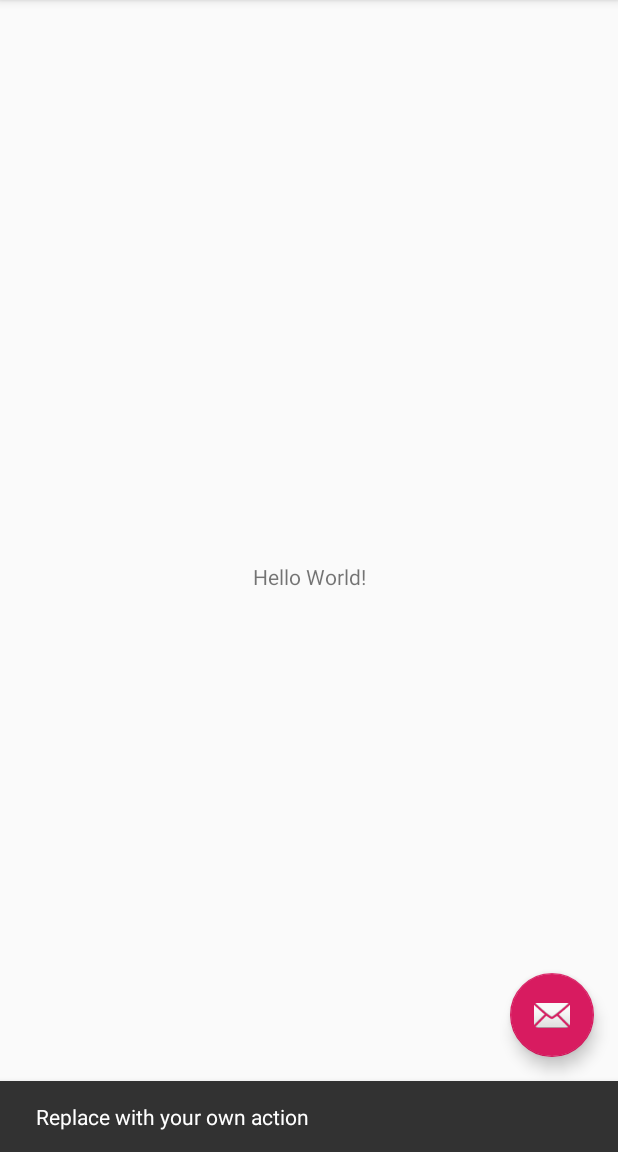
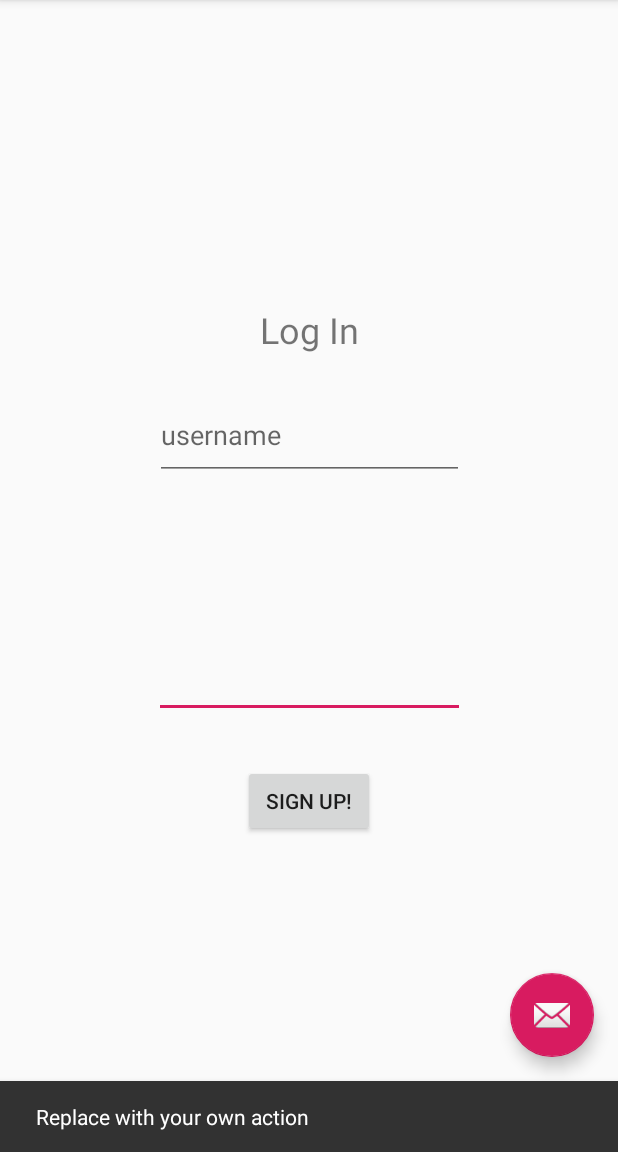
Before and after one commit to patricklouisw/UofTHack_Food_App, an Android app: the screen it shows after launch (MainActivity), after a tap on an icon or button, on a phone screen of 412 x 824 dp, the part 84-1236 px from its top. Run offline under Robolectric (Android 15) with nearby library versions, the phone set to English and light mode, and no system bars.

Commit message:
added sign in page

```diff
--- a/app/src/main/AndroidManifest.xml
+++ b/app/src/main/AndroidManifest.xml
@@ -9,6 +9,7 @@
         android:roundIcon="@mipmap/ic_launcher_round"
         android:supportsRtl="true"
         android:theme="@style/AppTheme">
+        <activity android:name=".SignUp"></activity>
         <activity
             android:name=".MainActivity"
             android:label="@string/app_name"
--- a/app/src/main/java/com/example/foodapp/MainActivity.java
+++ b/app/src/main/java/com/example/foodapp/MainActivity.java
@@ -7,6 +7,11 @@ import com.google.android.material.snackbar.Snackbar;
 
 import androidx.appcompat.app.AppCompatActivity;
 import androidx.appcompat.widget.Toolbar;
+
+import android.content.Intent;
+import android.os.Bundle;
+import android.view.View;
+import android.widget.EditText;
 
 import android.view.View;
 import android.view.Menu;
@@ -52,4 +57,10 @@ public class MainActivity extends AppCompatActivity {
 
         return super.onOptionsItemSelected(item);
     }
+
+
+    public void toSignUp(View view) {
+        Intent i = new Intent(MainActivity.this, SignUp.class);
+        startActivity(i);
+    }
 }
--- /dev/null
+++ b/app/src/main/java/com/example/foodapp/SignUp.java
@@ -0,0 +1,14 @@
+package com.example.foodapp;
+
+import androidx.appcompat.app.AppCompatActivity;
+
+import android.os.Bundle;
+
+public class SignUp extends AppCompatActivity {
+
+    @Override
+    protected void onCreate(Bundle savedInstanceState) {
+        super.onCreate(savedInstanceState);
+        setContentView(R.layout.activity_sign_up);
+    }
+}
--- /dev/null
+++ b/app/src/main/res/layout/activity_sign_up.xml
@@ -0,0 +1,9 @@
+<?xml version="1.0" encoding="utf-8"?>
+<androidx.constraintlayout.widget.ConstraintLayout xmlns:android="http://schemas.android.com/apk/res/android"
+    xmlns:app="http://schemas.android.com/apk/res-auto"
+    xmlns:tools="http://schemas.android.com/tools"
+    android:layout_width="match_parent"
+    android:layout_height="match_parent"
+    tools:context=".SignUp">
+
+</androidx.constraintlayout.widget.ConstraintLayout>
--- a/app/src/main/res/layout/content_main.xml
+++ b/app/src/main/res/layout/content_main.xml
@@ -9,12 +9,48 @@
     tools:showIn="@layout/activity_main">
 
     <TextView
+        android:id="@+id/textView"
         android:layout_width="wrap_content"
         android:layout_height="wrap_content"
-        android:text="Hello World!"
-        app:layout_constraintBottom_toBottomOf="parent"
-        app:layout_constraintLeft_toLeftOf="parent"
-        app:layout_constraintRight_toRightOf="parent"
+        android:layout_marginTop="203dp"
+        android:text="@string/LogIn"
+        android:textSize="24sp"
+        app:layout_constraintEnd_toEndOf="parent"
+        app:layout_constraintStart_toStartOf="parent"
         app:layout_constraintTop_toTopOf="parent" />
 
+    <EditText
+        android:id="@+id/editText2"
+        android:layout_width="207dp"
+        android:layout_height="49dp"
+        android:layout_marginStart="102dp"
+        android:layout_marginEnd="102dp"
+        android:layout_marginBottom="289dp"
+        android:ems="10"
+        android:inputType="textPassword"
+        app:layout_constraintBottom_toBottomOf="parent"
+        app:layout_constraintEnd_toEndOf="parent"
+        app:layout_constraintStart_toStartOf="parent" />
+
+    <com.google.android.material.textfield.TextInputEditText
+        android:layout_width="206dp"
+        android:layout_height="60dp"
+        android:layout_marginTop="24dp"
+        android:hint="@string/username"
+        app:layout_constraintEnd_toEndOf="parent"
+        app:layout_constraintHorizontal_bias="0.502"
+        app:layout_constraintStart_toStartOf="parent"
+        app:layout_constraintTop_toBottomOf="@+id/textView" />
+
+    <Button
+        android:id="@+id/button"
+        android:layout_width="wrap_content"
+        android:layout_height="wrap_content"
+        android:layout_marginBottom="210dp"
+        android:onClick="toSignUp"
+        android:text="@string/signup"
+        app:layout_constraintBottom_toBottomOf="parent"
+        app:layout_constraintEnd_toEndOf="parent"
+        app:layout_constraintStart_toStartOf="parent" />
+
 </androidx.constraintlayout.widget.ConstraintLayout>
--- a/app/src/main/res/values/strings.xml
+++ b/app/src/main/res/values/strings.xml
@@ -1,4 +1,8 @@
 <resources>
     <string name="app_name">Food App</string>
     <string name="action_settings">Settings</string>
+    <string name="LogIn">Log In</string>
+    <string name="username">username</string>
+    <string name="password">password</string>
+    <string name="signup">Sign Up!</string>
 </resources>
```
